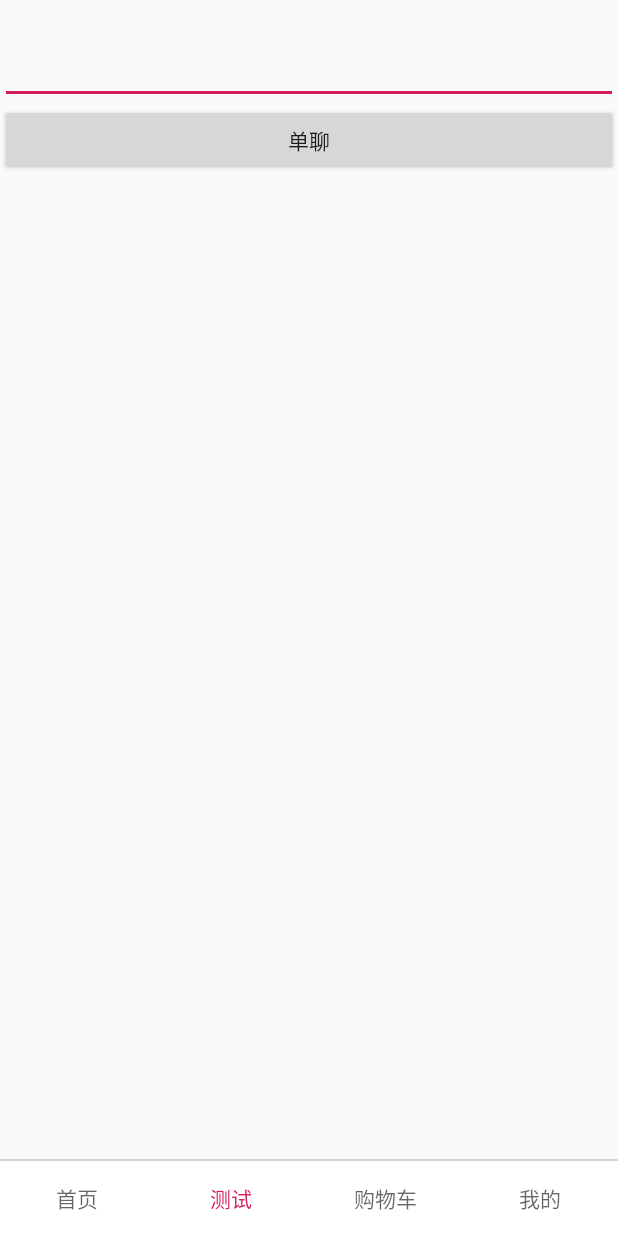
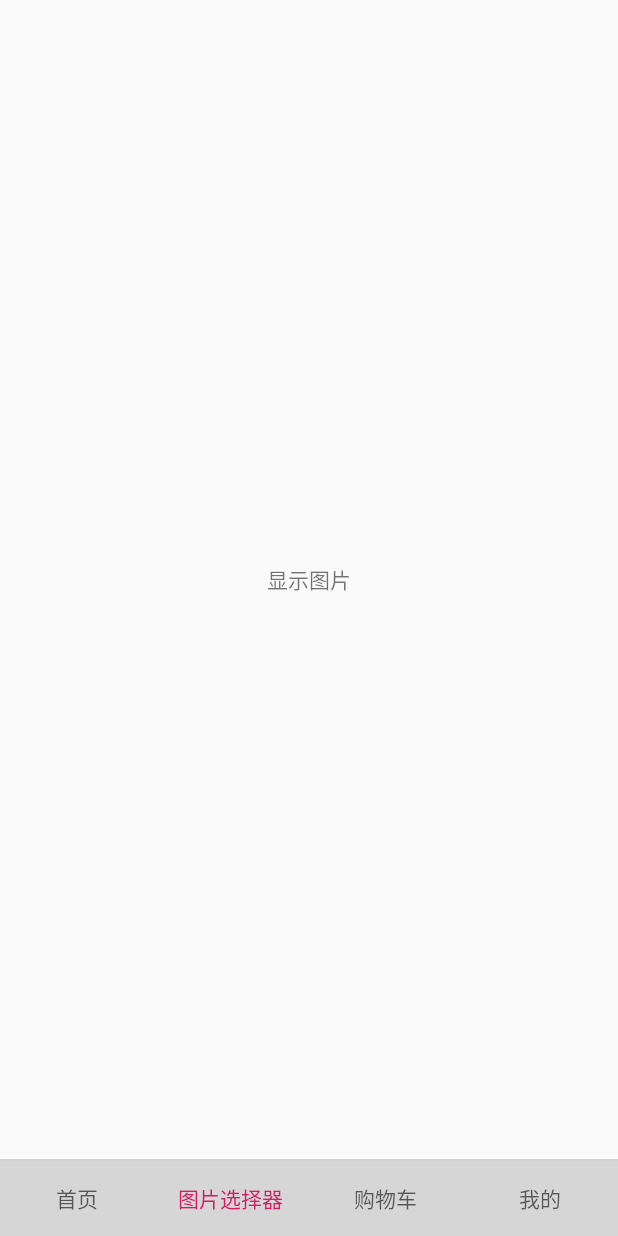
Before and after one commit to zhangji92/JMessage, an Android app: the screen it shows after launch (MainActivity), item 2 of the bottom bar chosen, on a phone screen of 412 x 824 dp. Run offline under Robolectric (Android 15) with nearby library versions, the phone set to English and light mode, and no system bars; our stand-ins replace ButterKnife, RxJava; libraries missing offline, so code that uses them is left out: cn.jpush.android, cn.jpush.im; 7 statements that could not run were skipped.

Commit message:
增加图片浏览

```diff
--- a/app/src/main/java/com/dome/push/activity/ChatActivity.java
+++ b/app/src/main/java/com/dome/push/activity/ChatActivity.java
@@ -66,6 +66,8 @@ public class ChatActivity extends BaseActivity<ChatPresenter> implements IChatVi
     protected void initData() {
         presenter.init();
 
+
+
         smartRefreshLayout.setOnRefreshListener(refreshLayout -> {
             smartRefreshLayout.finishRefresh();
             presenter.getAdapter().dropDownToRefresh();
--- /dev/null
+++ b/app/src/main/java/com/dome/push/fragment/PictureFragment.java
@@ -0,0 +1,47 @@
+package com.dome.push.fragment;
+
+import android.os.Bundle;
+
+import com.dome.push.R;
+import com.dome.push.base.BaseFragment;
+import com.dome.push.mvp.presenter.PicturePresenter;
+import com.dome.push.mvp.view.IPictureView;
+
+/**
+ * ProjectName:    Motion
+ * Package:        com.dome.push.fragment
+ * ClassName:      PictureFragment
+ * Description:
+ * Author:         张继
+ * CreateDate:     2020/1/15 17:06
+ * UpdateUser:     更新者
+ * UpdateDate:     2020/1/15 17:06
+ * UpdateRemark:   更新说明
+ * Version:        1.0
+ */
+public class PictureFragment extends BaseFragment<PicturePresenter> implements IPictureView {
+    @Override
+    protected int getLayoutId() {
+        return R.layout.fragment_picture;
+    }
+
+    @Override
+    protected void initToolbar(Bundle savedInstanceState) {
+
+    }
+
+    @Override
+    protected void initData() {
+
+    }
+
+    @Override
+    protected PicturePresenter createPresenter() {
+        return new PicturePresenter(this);
+    }
+
+    public static PictureFragment newInstance() {
+        return new PictureFragment();
+    }
+
+}
--- a/app/src/main/java/com/dome/push/mvp/presenter/MainPresenter.java
+++ b/app/src/main/java/com/dome/push/mvp/presenter/MainPresenter.java
@@ -8,6 +8,7 @@ import com.dome.push.R;
 import com.dome.push.base.BasePresenter;
 import com.dome.push.fragment.HomeFragment;
 import com.dome.push.fragment.MyFragment;
+import com.dome.push.fragment.PictureFragment;
 import com.dome.push.listener.TabSelectedListener;
 import com.dome.push.mvp.view.IMainView;
 import com.google.android.material.tabs.TabLayout;
@@ -32,6 +33,8 @@ public class MainPresenter extends BasePresenter<IMainView> {
     private Fragment currentFragment;
     // 首页
     private HomeFragment homeFragment;
+
+    private PictureFragment pictureFragment;
     // 我的
     private MyFragment myFragment;
 
@@ -57,7 +60,7 @@ public class MainPresenter extends BasePresenter<IMainView> {
         TabLayout tab = getView().getTab();
         // 添加 控件内容
         tab.addTab(tab.newTab().setText("首页"), true);
-        tab.addTab(tab.newTab().setText("测试"));
+        tab.addTab(tab.newTab().setText("图片选择器"));
         tab.addTab(tab.newTab().setText("购物车"));
         tab.addTab(tab.newTab().setText("我的"));
         // 显示首页
@@ -71,6 +74,7 @@ public class MainPresenter extends BasePresenter<IMainView> {
                         displayHome();
                         break;
                     case 1:
+                        displayPicture();
                         break;
                     case 2:
                         break;
@@ -94,6 +98,7 @@ public class MainPresenter extends BasePresenter<IMainView> {
         // 切换到 homeFragment
         switchFragment(this.homeFragment).commit();
     }
+
     /**
      * 显示我的
      */
@@ -107,6 +112,15 @@ public class MainPresenter extends BasePresenter<IMainView> {
         switchFragment(this.myFragment).commit();
     }
 
+    /**
+     * 显示图片
+     */
+    private void displayPicture() {
+        if (this.pictureFragment == null) {
+            this.pictureFragment = PictureFragment.newInstance();
+        }
+        switchFragment(this.pictureFragment).commit();
+    }
 
     /**
      * 切换fragment
--- /dev/null
+++ b/app/src/main/java/com/dome/push/mvp/presenter/PicturePresenter.java
@@ -0,0 +1,22 @@
+package com.dome.push.mvp.presenter;
+
+import com.dome.push.base.BasePresenter;
+import com.dome.push.mvp.view.IPictureView;
+
+/**
+ * ProjectName:    Motion
+ * Package:        com.dome.push.mvp.presenter
+ * ClassName:      PicturePresenter
+ * Description:
+ * Author:         张继
+ * CreateDate:     2020/1/15 17:07
+ * UpdateUser:     更新者
+ * UpdateDate:     2020/1/15 17:07
+ * UpdateRemark:   更新说明
+ * Version:        1.0
+ */
+public class PicturePresenter extends BasePresenter<IPictureView> {
+    public PicturePresenter(IPictureView reference) {
+        super(reference);
+    }
+}
--- /dev/null
+++ b/app/src/main/java/com/dome/push/mvp/view/IPictureView.java
@@ -0,0 +1,18 @@
+package com.dome.push.mvp.view;
+
+import com.dome.push.base.IBaseView;
+
+/**
+ * ProjectName:    Motion
+ * Package:        com.dome.push.mvp.view
+ * ClassName:      IPictureView
+ * Description:
+ * Author:         张继
+ * CreateDate:     2020/1/15 17:07
+ * UpdateUser:     更新者
+ * UpdateDate:     2020/1/15 17:07
+ * UpdateRemark:   更新说明
+ * Version:        1.0
+ */
+public interface IPictureView extends IBaseView {
+}
--- a/app/src/main/res/layout/activity_main.xml
+++ b/app/src/main/res/layout/activity_main.xml
@@ -1,5 +1,6 @@
 <?xml version="1.0" encoding="utf-8"?>
 <LinearLayout xmlns:android="http://schemas.android.com/apk/res/android"
+    xmlns:app="http://schemas.android.com/apk/res-auto"
     android:layout_width="match_parent"
     android:layout_height="match_parent"
     android:orientation="vertical">
@@ -19,6 +20,9 @@
         android:id="@+id/main_tab"
         style="@style/CustomTab"
         android:layout_width="match_parent"
-        android:layout_height="50dp" />
+        android:layout_height="50dp"
+        android:background="@color/transparent"
+        app:tabBackground="@color/transparent"
+        app:tabRippleColor="@color/transparent" />
 
 </LinearLayout>
--- /dev/null
+++ b/app/src/main/res/layout/fragment_picture.xml
@@ -0,0 +1,12 @@
+<?xml version="1.0" encoding="utf-8"?>
+<LinearLayout xmlns:android="http://schemas.android.com/apk/res/android"
+    android:layout_width="match_parent"
+    android:layout_height="match_parent"
+    android:orientation="vertical">
+
+    <TextView
+        android:layout_width="match_parent"
+        android:layout_height="match_parent"
+        android:gravity="center"
+        android:text="显示图片" />
+</LinearLayout>
```
